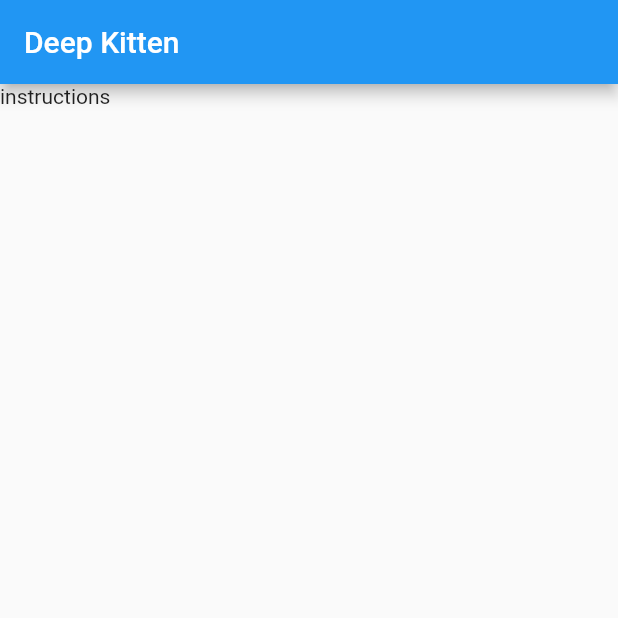
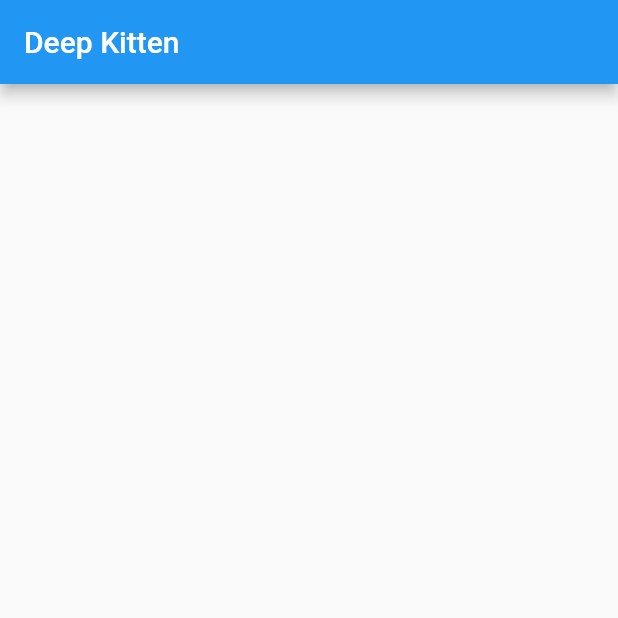
Before and after one commit to ScottBouloutian/deep-kitten, a Flutter app: the screen it shows after launch, on a phone screen of 412 x 824 dp, the top half of it. Run offline on Flutter 3.47's test engine with Material 2 defaults, Android fonts, the phone set to English and light mode, and no system bars; our stand-ins replace dio, image_picker, video_player.

```diff
--- a/lib/home_page.dart
+++ b/lib/home_page.dart
@@ -153,7 +153,7 @@ class HomePageState extends State<HomePage> {
       body: ListView(
         children: [
           inputImage == null
-            ? Text('instructions')
+            ? Container()
             : Image.memory(inputImage),
           buildOutputImage(),
           overlayImage == null
```
Also changed, not shown: 1 other file.
